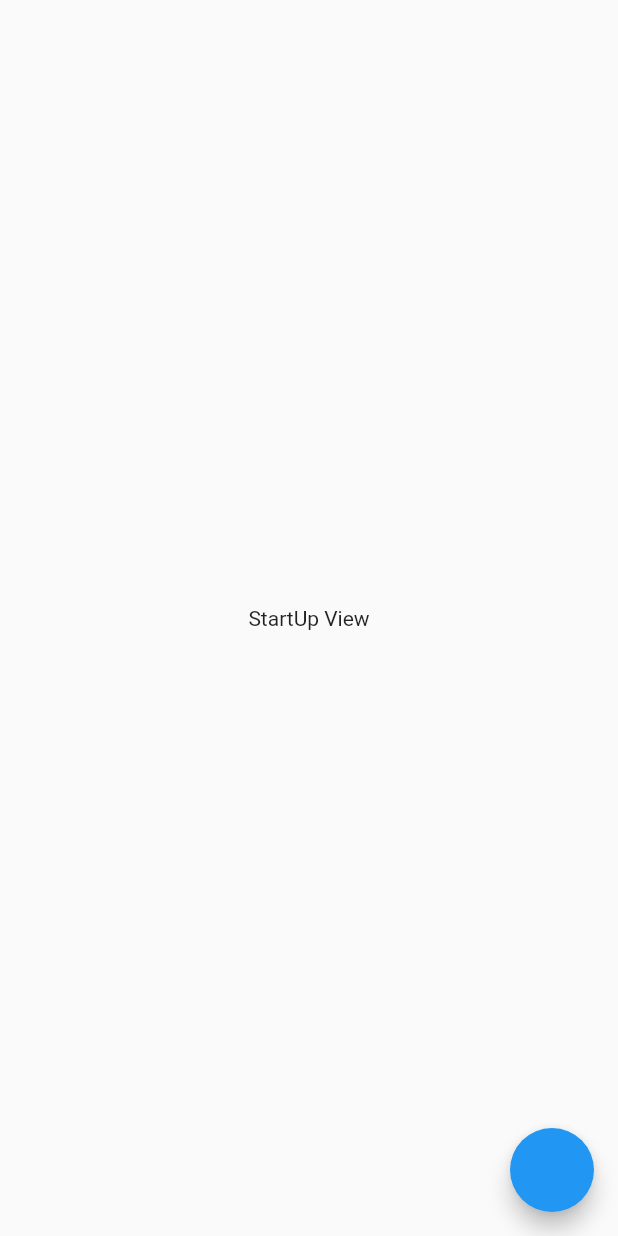
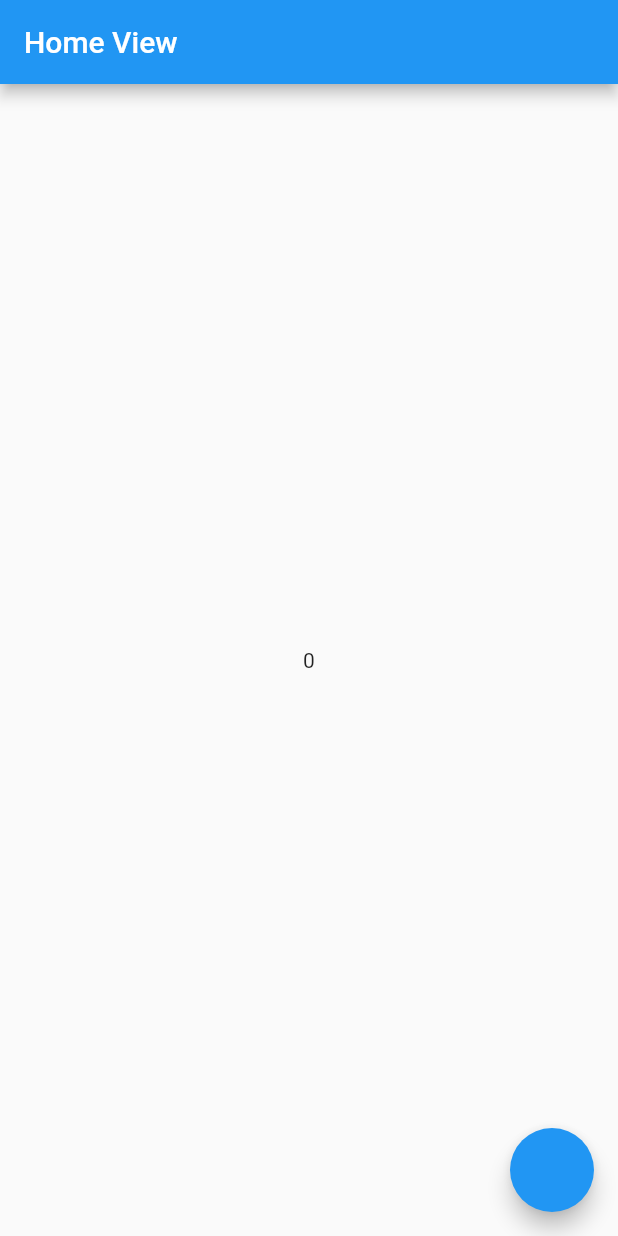
Before and after one commit to AbdulMalikDev/Ultimate-Stacked-Architecture-Boiler-Plate, a Flutter app: the screen it shows after launch, on a phone screen of 412 x 824 dp. Run offline on Flutter 3.47's test engine with Material 2 defaults, Android fonts, the phone set to English and light mode, and no system bars; our stand-ins replace auto_route, get_it, injectable, logger, responsive_builder, stacked and 1 more; generated files the repository leaves out were written again; statements that could not run were skipped.

```diff
--- a/lib/app/locator.iconfig.dart
+++ b/lib/app/locator.iconfig.dart
@@ -4,7 +4,7 @@
 // InjectableConfigGenerator
 // **************************************************************************
 
-import 'package:stackedArchitectureDemo/services/functional_serives/third_party_services_module.dart';
+import 'package:stackedArchitectureDemo/services/functional_services/third_party_services_module.dart';
 import 'package:stacked_services/stacked_services.dart';
 import 'package:get_it/get_it.dart';
 
@@ -14,6 +14,8 @@ void $initGetIt(GetIt g, {String environment}) {
       () => thirdPartyServicesModule.dialogService);
   g.registerLazySingleton<NavigationService>(
       () => thirdPartyServicesModule.navigationService);
+  g.registerLazySingleton<SnackbarService>(
+      () => thirdPartyServicesModule.snackbarService);
 }
 
 class _$ThirdPartyServicesModule extends ThirdPartyServicesModule {
@@ -21,4 +23,6 @@ class _$ThirdPartyServicesModule extends ThirdPartyServicesModule {
   DialogService get dialogService => DialogService();
   @override
   NavigationService get navigationService => NavigationService();
+  @override
+  SnackbarService get snackbarService => SnackbarService();
 }
--- a/lib/app/router.dart
+++ b/lib/app/router.dart
@@ -1,11 +1,9 @@
 import 'package:auto_route/auto_route_annotations.dart';
-import 'package:stackedArchitectureDemo/ui/views/home/home_view.dart';
-import 'package:stackedArchitectureDemo/ui/views/startup/startup_view.dart';
+import 'package:stackedArchitectureDemo/ui/views/home/home_view/home_view.dart';
 
 @MaterialAutoRouter()
 class $Router {
   @initial
-  StartUpView startUpViewRoute;
+  HomeView homeViewRoute;
 
-  HomeView homeViewRoute;
 }
--- a/lib/main.dart
+++ b/lib/main.dart
@@ -1,10 +1,13 @@
 import 'package:flutter/material.dart';
+import 'package:logger/logger.dart';
 import 'package:stackedArchitectureDemo/app/locator.dart';
 import 'package:stackedArchitectureDemo/app/router.gr.dart';
 import 'package:stacked_services/stacked_services.dart';
 
 void main() {
+  WidgetsFlutterBinding.ensureInitialized();
   setupLocator();
+  Logger.level = Level.verbose;
   runApp(MyApp());
 }
 
--- a/lib/services/functional_serives/third_party_services_module.dart
+++ b/lib/services/functional_services/third_party_services_module.dart
@@ -7,4 +7,6 @@ abstract class ThirdPartyServicesModule{
   NavigationService get navigationService;
   @lazySingleton
   DialogService get dialogService;
+  @lazySingleton
+  SnackbarService get snackbarService;
 }
--- /dev/null
+++ b/lib/ui/views/home/home_view/home_view.dart
@@ -0,0 +1,18 @@
+import 'package:flutter/material.dart';
+import 'package:responsive_builder/responsive_builder.dart';
+import 'package:stacked/stacked.dart';
+import 'package:stackedArchitectureDemo/ui/views/home/home_view/home_view_mobile.dart';
+import 'package:stackedArchitectureDemo/ui/views/home/home_view/home_view_tablet.dart';
+import 'package:stackedArchitectureDemo/ui/views/home/home_viewmodel.dart';
+
+class HomeView extends StatelessWidget {
+  const HomeView({Key key}) : super(key: key);
+
+  @override
+  Widget build(BuildContext context) {
+    return ScreenTypeLayout.builder(
+      mobile: (BuildContext context) => HomeViewMobile(),
+      tablet: (BuildContext context) => HomeTablet(),
+    );
+  }
+}
--- /dev/null
+++ b/lib/ui/views/home/home_view/home_view_mobile.dart
@@ -0,0 +1,70 @@
+
+/// Contains the widgets that will be used for Mobile layout of home,
+/// portrait and landscape
+import 'package:flutter/material.dart';
+import 'package:responsive_builder/responsive_builder.dart';
+import 'package:stacked/stacked.dart';
+
+import '../home_viewmodel.dart';
+
+
+class HomeViewMobile extends StatelessWidget {
+  const HomeViewMobile({Key key}) : super(key: key);
+
+  @override
+  Widget build(BuildContext context) {
+    return OrientationLayoutBuilder(
+      portrait: (BuildContext context) => HomeMobilePortrait(),
+      landscape: (BuildContext context) => HomeMobileLandscape(),
+    );
+  }
+}
+
+class HomeMobilePortrait extends StatelessWidget {
+  final GlobalKey<ScaffoldState> _scaffoldKey = GlobalKey<ScaffoldState>();
+  HomeMobilePortrait({Key key}) : super(key: key);
+
+  @override
+  Widget build(BuildContext context) {
+    return ViewModelBuilder<HomeViewModel>.reactive(
+      builder: (context, model, child) {
+        return Scaffold(
+          appBar: AppBar(
+            title: Text(model.title),
+          ),
+          body: Center(
+            child: Text(model.counter.toString()),
+          ),
+          floatingActionButton: FloatingActionButton(
+            onPressed: model.updateCounter,
+          ),
+        );
+      },
+      viewModelBuilder: () => HomeViewModel(),
+    );
+  }
+}
+
+class HomeMobileLandscape extends StatelessWidget {
+  const HomeMobileLandscape({Key key}) : super(key: key);
+
+  @override
+  Widget build(BuildContext context) {
+    return ViewModelBuilder<HomeViewModel>.reactive(
+      builder: (context, model, child) {
+        return Scaffold(
+          appBar: AppBar(
+            title: Text(model.title),
+          ),
+          body: Center(
+            child: Text(model.counter.toString()),
+          ),
+          floatingActionButton: FloatingActionButton(
+            onPressed: model.updateCounter,
+          ),
+        );
+      },
+      viewModelBuilder: () => HomeViewModel(),
+    );
+  }
+}
--- a/lib/ui/views/startup/startup_view.dart
+++ /dev/null
@@ -1,24 +0,0 @@
-import 'package:flutter/material.dart';
-import 'package:stacked/stacked.dart';
-import 'package:stackedArchitectureDemo/ui/views/startup/startup_viewmodel.dart';
-
-class StartUpView extends StatelessWidget {
-  const StartUpView({Key key}) : super(key: key);
-
-  @override
-  Widget build(BuildContext context) {
-    return ViewModelBuilder<StartUpViewModel>.reactive(
-      builder: (context, model, child) {
-        return Scaffold(
-          body: Center(
-            child: Text("StartUp View"),
-          ),
-          floatingActionButton: FloatingActionButton(
-            onPressed: () => model.navigateToHome(),
-          ),
-        );
-      },
-      viewModelBuilder: () => StartUpViewModel(),
-    );
-  }
-}
--- a/lib/ui/views/startup/startup_viewmodel.dart
+++ /dev/null
@@ -1,12 +0,0 @@
-import 'package:stacked/stacked.dart';
-import 'package:stackedArchitectureDemo/app/locator.dart';
-import 'package:stackedArchitectureDemo/app/router.gr.dart';
-import 'package:stacked_services/stacked_services.dart';
-
-class StartUpViewModel extends BaseViewModel {
-  final NavigationService _navigationService = locator<NavigationService>();
-
-  Future navigateToHome() async {
-    await _navigationService.navigateTo(Routes.homeViewRoute);
-  }
-}
--- a/pubspec.yaml
+++ b/pubspec.yaml
@@ -3,7 +3,7 @@ description: A new Flutter project.
 
 # The following line prevents the package from being accidentally published to
 # pub.dev using `pub publish`. This is preferred for private packages.
-publish_to: 'none' # Remove this line if you wish to publish to pub.dev
+# publish_to: 'none' # Remove this line if you wish to publish to pub.dev
 
 # The following defines the version and build number for your application.
 # A version number is three numbers separated by dots, like 1.2.43
@@ -32,6 +32,8 @@ dependencies:
   stacked_services: ^0.4.4+1
   logger: ^0.6.0
   auto_route: ^0.5.0
+  responsive_builder: ^0.2.0+2
+  json_annotation: ^3.0.0
 
 
   get_it:
@@ -45,6 +47,8 @@ dev_dependencies:
   build_runner:
   auto_route_generator:
   injectable_generator:
+  json_serializable: ^3.2.0
+  mockito:
 
 
 # For information on the generic Dart part of this file, see the
```
Also changed, not shown: lib/models/example.dart (added, +27 -0 lines), lib/ui/views/home/home_view/home_view_tablet.dart (renamed from lib/ui/views/home/home_view.dart, +7 -3 lines), lib/app/router.gr.dart, lib/models/example.g.dart (added), lib/ui/views/login/login_view.dart (added), lib/ui/views/login/login_viewmodel.dart (added), lib/ui/widgets/smart_widgets/drawer/drawer_view.dart (added), lib/ui/widgets/smart_widgets/drawer/drawer_viewmodel.dart (added), pubspec.lock, 2 other files.
